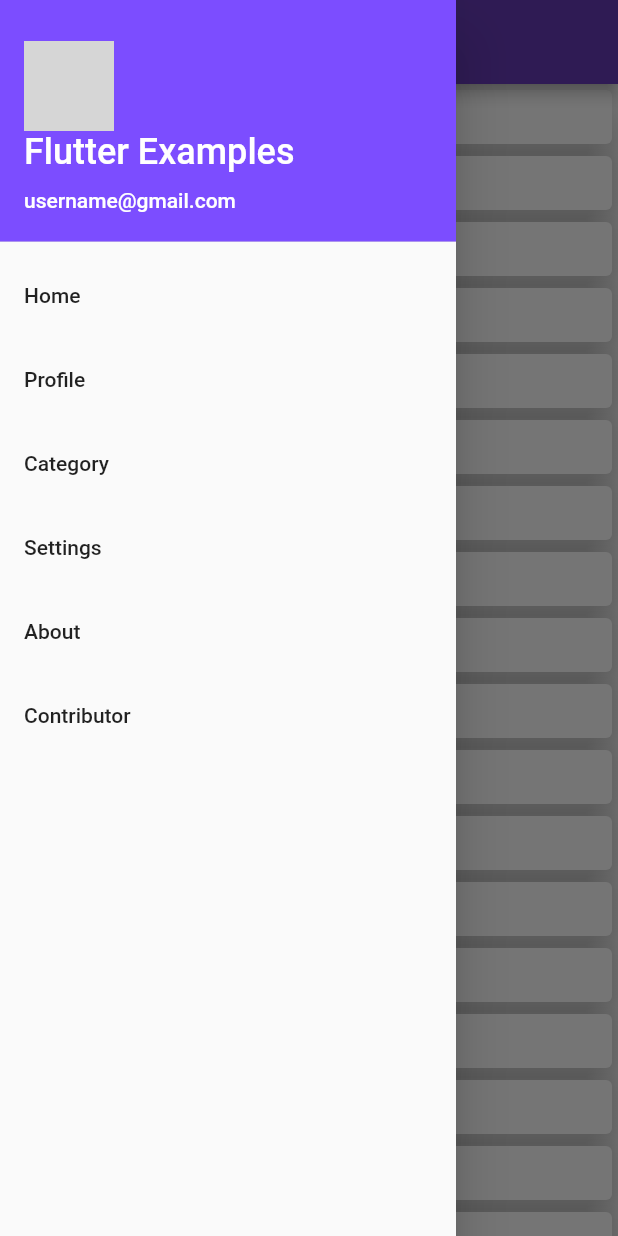
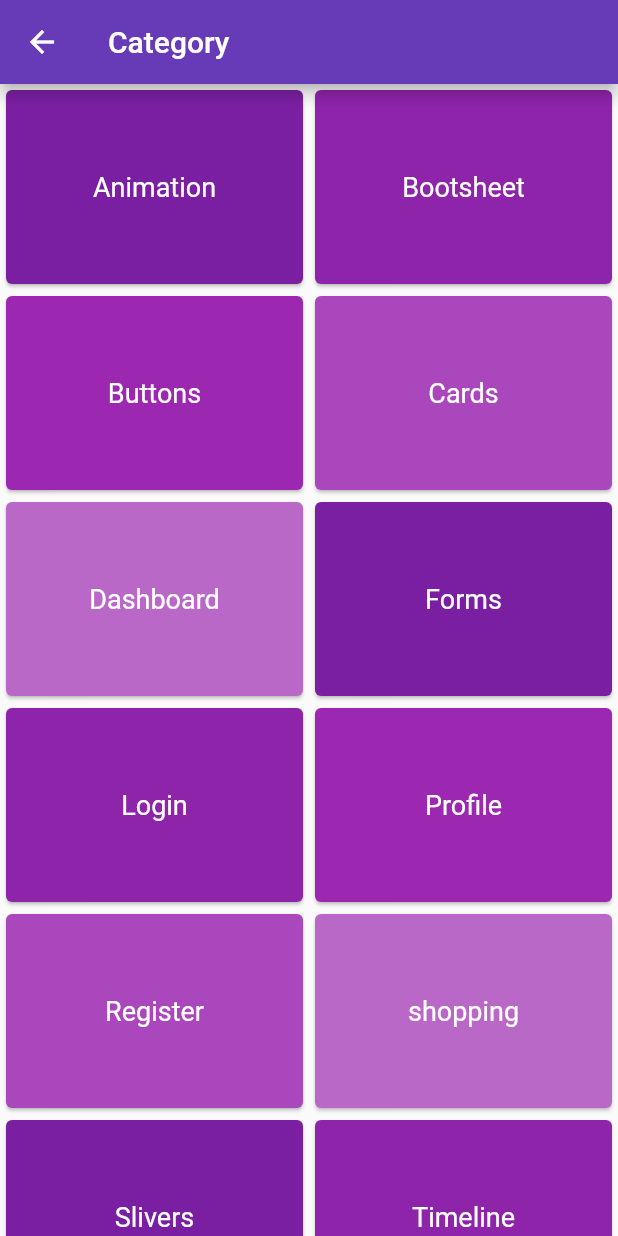
Before and after one commit to Awesome-Forks/FlutterExamples, a Flutter app: the screen it shows after launch, in the side drawer, after a tap on "Category", on a phone screen of 412 x 824 dp. Run offline on Flutter 3.47's test engine with Material 2 defaults, Android fonts, the phone set to English and light mode, and no system bars; network calls fail; grey boxes are pictures that could not be loaded.

Commit message:
category page added

```diff
--- a/lib/main.dart
+++ b/lib/main.dart
@@ -12,6 +12,7 @@ class MyApp extends StatelessWidget {
   @override
   Widget build(BuildContext context) {
     return new MaterialApp(
+      debugShowCheckedModeBanner: false,
       title: 'Flutter Demo',
       theme: new ThemeData(
         primarySwatch: Colors.deepPurple,
--- /dev/null
+++ b/lib/screens/Category.dart
@@ -0,0 +1,65 @@
+import 'package:flutter/material.dart';
+
+class Category extends StatefulWidget {
+  @override
+  _CategoryState createState() => _CategoryState();
+}
+
+class _CategoryState extends State<Category> {
+  List<String> category = [
+    'Animation',
+    'Bootsheet',
+    'Buttons',
+    'Cards',
+    'Dashboard',
+    'Forms',
+    'Login',
+    'Profile',
+    'Register',
+    'shopping',
+    'Slivers',
+    'Timeline',
+    'More'
+  ];
+  GlobalKey<ScaffoldState> _key = new GlobalKey();
+  int row = 2;
+
+  @override
+  Widget build(BuildContext context) {
+    return Scaffold(
+      key: _key,
+      appBar: new AppBar(
+        title: new Text('Category'),
+      ),
+      body: new GridView.count(
+        crossAxisCount: row,
+        childAspectRatio: 3.0 / row,
+        children: new List<Widget>.generate(
+          category.length,
+          (index) {
+            return new GridTile(
+              child: InkWell(
+                child: new Card(
+                  color: Colors.purple[700 - (100 * (index % 5))],
+                  child: new Center(
+                    child: new Text(
+                      category[index],
+                      style: TextStyle(fontSize: 18.0, color: Colors.white),
+                    ),
+                  ),
+                ),
+                onTap: () {
+                  _key.currentState.showSnackBar(
+                    SnackBar(
+                      content: new Text('You clicked : ${category[index]}'),
+                    ),
+                  );
+                },
+              ),
+            );
+          },
+        ),
+      ),
+    );
+  }
+}
--- a/lib/screens/Home.dart
+++ b/lib/screens/Home.dart
@@ -1,4 +1,5 @@
 import 'package:flutter/material.dart';
+import 'package:flutter_examples/screens/Category.dart';
 
 class Home extends StatefulWidget {
   @override
@@ -6,11 +7,30 @@ class Home extends StatefulWidget {
 }
 
 class _HomeState extends State<Home> {
+  List<String> choices = ['oprion 1 ', 'option 2'];
+
+  _select(String selected) {
+    print('selected Option');
+  }
+
   @override
   Widget build(BuildContext context) {
     return new Scaffold(
       appBar: new AppBar(
         title: new Text('Flutter Examples'),
+        actions: <Widget>[
+          PopupMenuButton(
+            onSelected: _select,
+            itemBuilder: (BuildContext context) {
+              return choices.map((String choice) {
+                return PopupMenuItem(
+                  value: choice,
+                  child: Text(choice),
+                );
+              }).toList();
+            },
+          ),
+        ],
       ),
       drawer: Drawer(
         child: ListView(
@@ -52,7 +72,12 @@ class _HomeState extends State<Home> {
             ),
             ListTile(
               title: Text('Category'),
-              onTap: () {},
+              onTap: () {
+                Navigator.push(
+                  context,
+                  MyCustomRoute(builder: (context) => Category()),
+                );
+              },
             ),
             ListTile(
               title: Text('Settings'),
@@ -69,19 +94,26 @@ class _HomeState extends State<Home> {
           ],
         ),
       ),
-      body: ListView.builder(
-        itemCount: 80,
-        itemBuilder: (_, index) => new Card(
-              elevation: 12.0,
-              child: new Container(
-                padding: new EdgeInsets.symmetric(
-                  vertical: 10.0,
-                  horizontal: 5.0,
-                ),
-                child: new Text('Index ${index + 1}'),
-              ),
-            ),
+      body: new Container(
+        child: new Text('News About Flutter'),
       ),
     );
   }
 }
+
+class MyCustomRoute<T> extends MaterialPageRoute<T> {
+  MyCustomRoute({ WidgetBuilder builder, RouteSettings settings })
+      : super(builder: builder, settings: settings);
+
+  @override
+  Widget buildTransitions(BuildContext context,
+      Animation<double> animation,
+      Animation<double> secondaryAnimation,
+      Widget child) {
+    if (settings.isInitialRoute)
+      return child;
+    // Fades between routes. (If you don't want any animation,
+    // just return child.)
+    return new FadeTransition(opacity: animation, child: child);
+  }
+}
```
Also changed, not shown: 1 other file.
